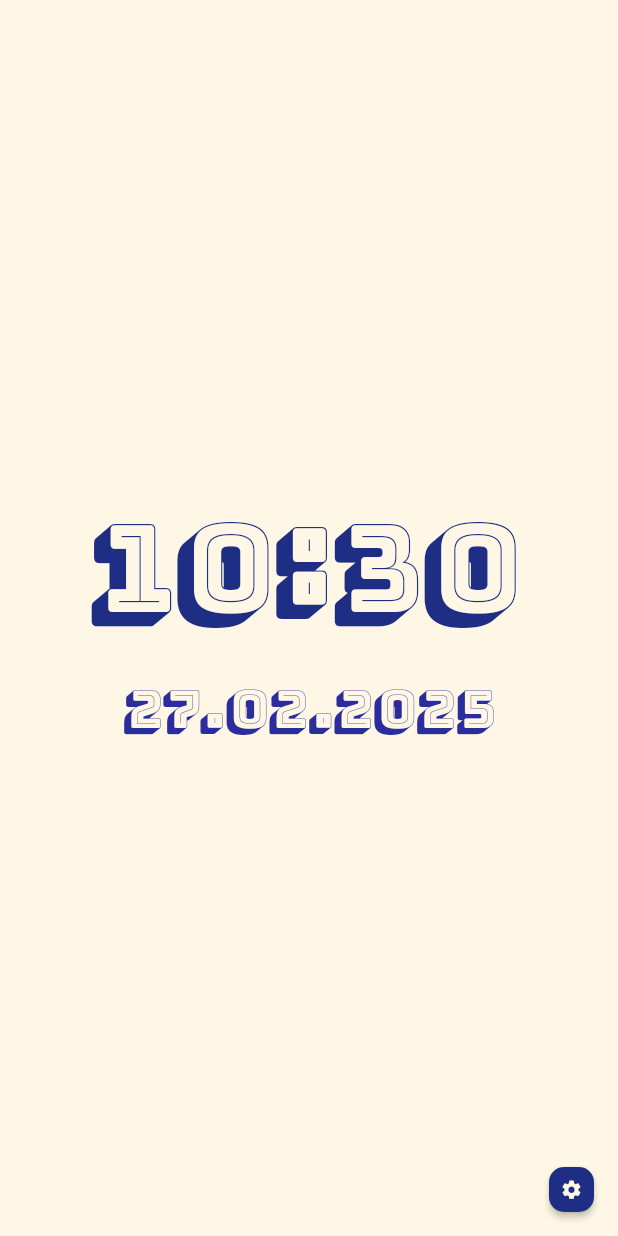
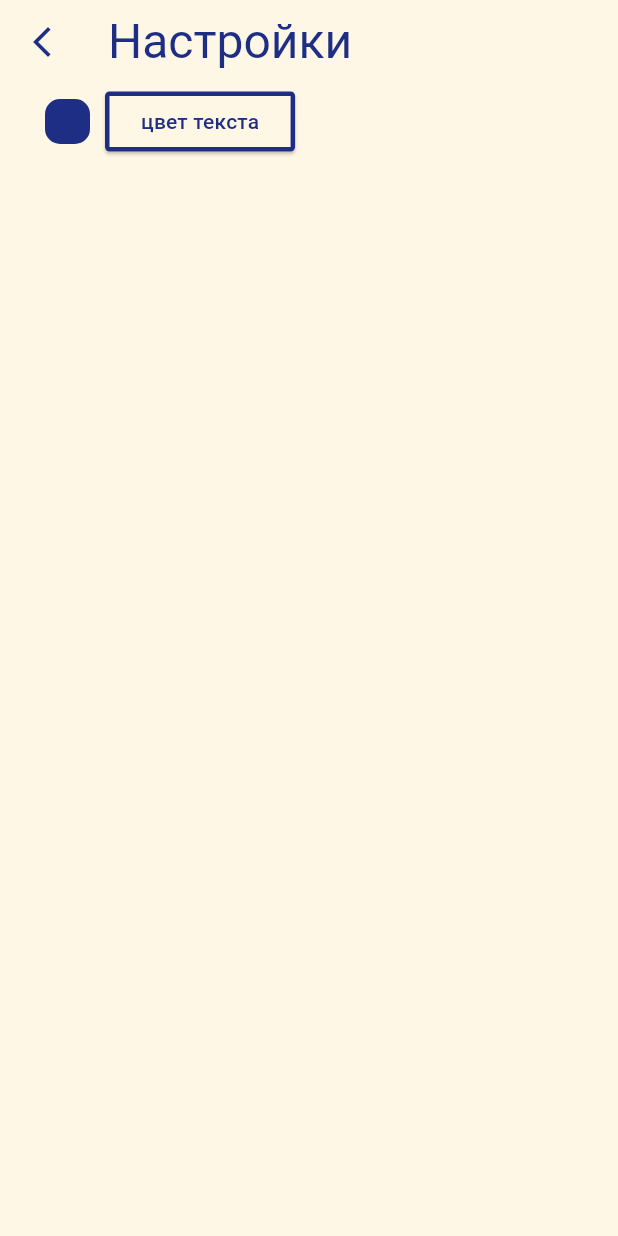
Before and after one commit to MaksimSerebryakov/FlutterClock, a Flutter app: the screen it shows after launch, after a tap on the "settings" icon, on a phone screen of 412 x 824 dp. Run offline on Flutter 3.47's test engine with Material 3 defaults, Android fonts, the phone set to English and light mode, and no system bars; Roboto replaces fonts that are missing (RubikVinyl); project files that could hold a hidden picture were left out.

Commit message:
feat: add settings page, refactor, add text color settings button

```diff
--- a/lib/app/my_app.dart
+++ b/lib/app/my_app.dart
@@ -1,20 +1,30 @@
-import 'package:five_minutes_ready/ui/date_time/pages/date_time_page.dart';
+import 'package:five_minutes_ready/providers/settings_provider.dart';
+import 'package:five_minutes_ready/ui/navigation/navigation.dart';
+
 import 'package:flutter/material.dart';
+import 'package:provider/provider.dart';
 
 class MyApp extends StatelessWidget {
+  static final navigation = NavigationRoutes();
   const MyApp({super.key});
 
   // This widget is the root of your application.
   @override
   Widget build(BuildContext context) {
-    return MaterialApp(
-      title: 'Flutter Demo',
-      debugShowCheckedModeBanner: false,
-      theme: ThemeData(
-        colorScheme: ColorScheme.fromSeed(seedColor: Colors.deepPurple),
-        useMaterial3: true,
+    return MultiProvider(
+      providers: [
+        ChangeNotifierProvider(create: (_) => SettingsProvider(), lazy: true),
+      ],
+      child: MaterialApp(
+        title: 'Flutter Demo',
+        debugShowCheckedModeBanner: false,
+        theme: ThemeData(
+          colorScheme: ColorScheme.fromSeed(seedColor: Colors.deepPurple),
+          useMaterial3: true,
+        ),
+        routes: navigation.routes,
+        initialRoute: navigation.initialRoute,
       ),
-      home: DateTimePage(),
     );
   }
 }
--- /dev/null
+++ b/lib/providers/settings_provider.dart
@@ -0,0 +1,7 @@
+import 'package:five_minutes_ready/ui/date_time/theme/main_theme.dart';
+import 'package:flutter/material.dart';
+
+class SettingsProvider extends ChangeNotifier {
+  Color textColor = MainTheme.timeColor;
+  Color backgroundColor = MainTheme.dateTimePageColor;
+}
--- a/lib/ui/date_time/pages/date_time_page.dart
+++ b/lib/ui/date_time/pages/date_time_page.dart
@@ -1,34 +1,40 @@
-import 'package:five_minutes_ready/ui/date_time/theme/main_theme.dart';
+import 'package:five_minutes_ready/providers/settings_provider.dart';
+import 'package:five_minutes_ready/ui/navigation/navigation.dart';
 import 'package:five_minutes_ready/ui/date_time/widgets/date_time_widget.dart';
+
 import 'package:flutter/material.dart';
+import 'package:provider/provider.dart';
 
 class DateTimePage extends StatelessWidget {
   const DateTimePage({super.key});
 
   @override
   Widget build(BuildContext context) {
+    final backgroundColor =
+        Provider.of<SettingsProvider>(context, listen: false).backgroundColor;
+    final textColor =
+        Provider.of<SettingsProvider>(context, listen: false).textColor;
+
     return Scaffold(
       body: Container(
         width: double.infinity,
         height: double.infinity,
-        color: MainTheme.dateTimePageColor,
+        color: backgroundColor,
         child: DateTimeWidget(),
       ),
       floatingActionButton: SizedBox(
         width: 30,
         height: 30,
         child: FloatingActionButton(
-          onPressed: () {},
+          onPressed: () {
+            Navigator.of(context).pushNamed(NavigationRouteNames.settingsPage);
+          },
           elevation: 2,
           shape: RoundedRectangleBorder(
             borderRadius: BorderRadius.all(Radius.circular(10)),
           ),
-          backgroundColor: const Color.fromARGB(255, 31, 46, 133),
-          child: const Icon(
-            Icons.settings,
-            color: MainTheme.dateTimePageColor,
-            size: 15,
-          ),
+          backgroundColor: textColor,
+          child: Icon(Icons.settings, color: backgroundColor, size: 15),
         ),
       ),
     );
--- a/lib/ui/date_time/widgets/date_time_widget.dart
+++ b/lib/ui/date_time/widgets/date_time_widget.dart
@@ -1,9 +1,11 @@
 import 'dart:async';
 
+import 'package:five_minutes_ready/providers/settings_provider.dart';
 import 'package:five_minutes_ready/ui/date_time/entities/time_cell_data.dart';
 import 'package:five_minutes_ready/ui/date_time/widgets/time_stack_widget.dart';
 import 'package:flutter/material.dart';
 import 'package:intl/intl.dart';
+import 'package:provider/provider.dart';
 
 class DateTimeWidget extends StatefulWidget {
   const DateTimeWidget({super.key});
@@ -101,6 +103,8 @@ class _DateTimeWidgetState extends State<DateTimeWidget> {
 
   @override
   Widget build(BuildContext context) {
+    final textColor = Provider.of<SettingsProvider>(context, listen: false).textColor;
+
     return Center(
       child: Column(
         mainAxisAlignment: MainAxisAlignment.center,
@@ -118,7 +122,7 @@ class _DateTimeWidgetState extends State<DateTimeWidget> {
             style: TextStyle(
               fontSize: 35,
               fontFamily: "BungeeShade",
-              color: const Color.fromARGB(255, 43, 45, 157),
+              color: textColor,
             ),
           ),
         ],
--- a/lib/ui/date_time/widgets/time_stack_widget.dart
+++ b/lib/ui/date_time/widgets/time_stack_widget.dart
@@ -1,6 +1,9 @@
+import 'package:five_minutes_ready/providers/settings_provider.dart';
 import 'package:five_minutes_ready/ui/date_time/entities/time_cell_data.dart';
 import 'package:five_minutes_ready/ui/date_time/theme/main_theme.dart';
+
 import 'package:flutter/material.dart';
+import 'package:provider/provider.dart';
 
 class TimeStackWidget extends StatelessWidget {
   final int hoursIndexMid;
@@ -22,10 +25,13 @@ class TimeStackWidget extends StatelessWidget {
     double hoursPosLeft = styleMap["hoursPos"];
     double minutesPosLeft = styleMap["minutesPos"];
 
+    final backgroundColor =
+        Provider.of<SettingsProvider>(context, listen: false).backgroundColor;
+
     return Stack(
       alignment: AlignmentDirectional.centerStart,
       children: [
-        Container(height: 100, width: 320, color: MainTheme.dateTimePageColor),
+        Container(height: 100, width: 320, color: backgroundColor),
         Positioned(
           top: -10,
           left: styleMap["colonPos"],
--- /dev/null
+++ b/lib/ui/navigation/navigation.dart
@@ -0,0 +1,18 @@
+import 'package:five_minutes_ready/ui/settings/pages/settings_page.dart';
+import 'package:flutter/material.dart';
+
+import 'package:five_minutes_ready/ui/date_time/pages/date_time_page.dart';
+
+abstract class NavigationRouteNames {
+  static const String startPage = "/";
+  static const String settingsPage = "settings";
+}
+
+class NavigationRoutes {
+  final initialRoute = NavigationRouteNames.startPage;
+
+  final routes = <String, Widget Function(BuildContext)> {
+    NavigationRouteNames.startPage: (context) => const DateTimePage(),
+    NavigationRouteNames.settingsPage: (context) => const SettingsPage(),
+  };
+}
--- /dev/null
+++ b/lib/ui/settings/pages/settings_page.dart
@@ -0,0 +1,38 @@
+import 'package:five_minutes_ready/providers/settings_provider.dart';
+import 'package:five_minutes_ready/ui/settings/widgets/settings_widget.dart';
+
+import 'package:flutter/material.dart';
+import 'package:provider/provider.dart';
+
+class SettingsPage extends StatelessWidget {
+  const SettingsPage({super.key});
+
+  @override
+  Widget build(BuildContext context) {
+    final backgroundColor =
+        Provider.of<SettingsProvider>(context, listen: false).backgroundColor;
+    final textColor =
+        Provider.of<SettingsProvider>(context, listen: false).textColor;
+
+    return Scaffold(
+      appBar: AppBar(
+        leading: IconButton(
+          onPressed: () {
+            Navigator.of(context).pop();
+          },
+          icon: Icon(Icons.arrow_back_ios_new, color: textColor),
+        ),
+        title: Text(
+          "Настройки",
+          style: TextStyle(
+            color: textColor,
+            fontSize: 32,
+            fontFamily: "RubikVinyl",
+          ),
+        ),
+        backgroundColor: backgroundColor,
+      ),
+      body: const SettingsWidget(),
+    );
+  }
+}
--- /dev/null
+++ b/lib/ui/settings/widgets/color_picker_widget.dart
@@ -0,0 +1,28 @@
+import 'package:five_minutes_ready/providers/settings_provider.dart';
+import 'package:flutter/material.dart';
+import 'package:provider/provider.dart';
+
+class ColorPickerWidget extends StatelessWidget {
+  const ColorPickerWidget({super.key});
+
+  @override
+  Widget build(BuildContext context) {
+    final textColor =
+        Provider.of<SettingsProvider>(context, listen: false).textColor;
+
+    return SizedBox(
+      child: Column(
+        children: [
+          Container(
+            width: 30,
+            height: 30,
+            decoration: BoxDecoration(
+              borderRadius: BorderRadius.all(Radius.circular(10)),
+              color: textColor,
+            ),
+          ),
+        ],
+      ),
+    );
+  }
+}
--- /dev/null
+++ b/lib/ui/settings/widgets/settings_widget.dart
@@ -0,0 +1,52 @@
+import 'package:five_minutes_ready/providers/settings_provider.dart';
+import 'package:five_minutes_ready/ui/date_time/theme/main_theme.dart';
+import 'package:five_minutes_ready/ui/settings/widgets/color_picker_widget.dart';
+import 'package:flutter/material.dart';
+import 'package:provider/provider.dart';
+
+class SettingsWidget extends StatelessWidget {
+  const SettingsWidget({super.key});
+
+  @override
+  Widget build(BuildContext context) {
+    final textColor =
+        Provider.of<SettingsProvider>(context, listen: false).textColor;
+    final backgroundColor =
+        Provider.of<SettingsProvider>(context, listen: false).backgroundColor;
+
+    return Container(
+      width: double.infinity,
+      color: MainTheme.dateTimePageColor,
+      child: Column(
+        mainAxisAlignment: MainAxisAlignment.start,
+        crossAxisAlignment: CrossAxisAlignment.start,
+        children: [
+          Row(
+            children: [
+              Container(
+                padding: EdgeInsets.fromLTRB(30, 10, 10, 10),
+                child: ColorPickerWidget(),
+              ),
+              ElevatedButton(
+                onPressed: () {},
+                style: ButtonStyle(
+                  side: WidgetStatePropertyAll(
+                    BorderSide(width: 3, color: textColor),
+                  ),
+                  backgroundColor: WidgetStatePropertyAll(backgroundColor),
+                  elevation: WidgetStatePropertyAll(1.0),
+                  shape: WidgetStatePropertyAll(
+                    RoundedRectangleBorder(
+                      borderRadius: BorderRadius.all(Radius.circular(3)),
+                    ),
+                  ),
+                ),
+                child: Text("цвет текста", style: TextStyle(color: textColor)),
+              ),
+            ],
+          ),
+        ],
+      ),
+    );
+  }
+}
--- a/pubspec.yaml
+++ b/pubspec.yaml
@@ -32,6 +32,8 @@ dependencies:
     sdk: flutter
   intl: any
   google_fonts: ^6.2.1
+  provider: ^6.1.2
+  flutter_colorpicker: ^1.1.0
 
   # The following adds the Cupertino Icons font to your application.
   # Use with the CupertinoIcons class for iOS style icons.
```
Also changed, not shown: lib/ui/date_time/navigation/navigation.dart (deleted), pubspec.lock.
